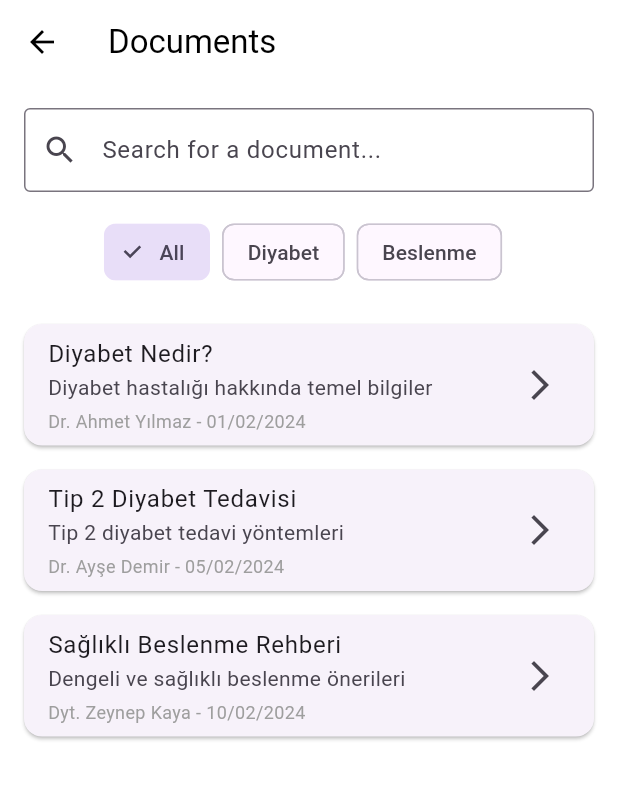
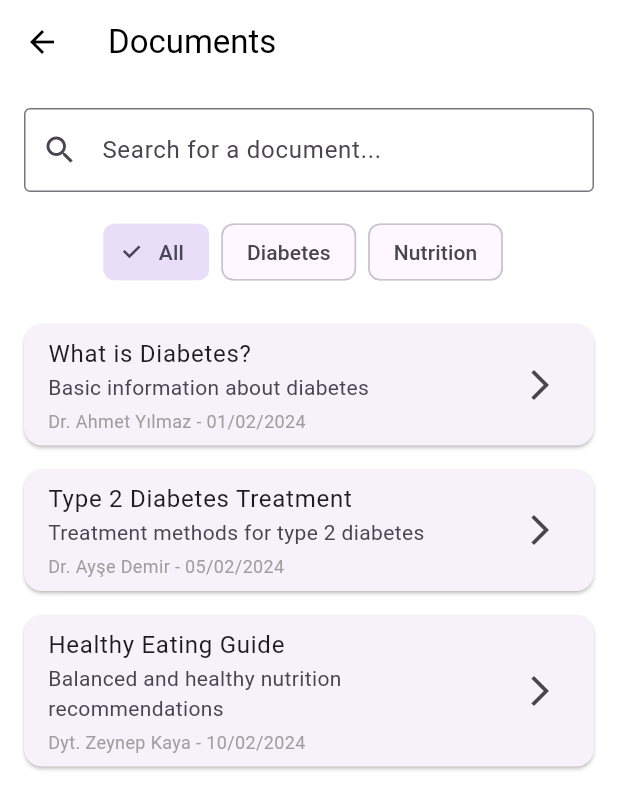
Before and after one commit to ardamertdedeoglu/DoctorX, a Flutter app: the DocumentsPage screen opened directly, on a phone screen of 412 x 824 dp. Shown: the top 809 px of the screen. Run offline on Flutter 3.47's test engine with Material 3 defaults, Android fonts, the phone set to English and light mode, and no system bars; our stand-ins replace cached_network_image, cloud_firestore, firebase_auth, firebase_core, firebase_storage, image_picker and 1 more; missing offline and left inert: syncfusion_flutter_pdfviewer; accounts and stored records are empty; generated files the repository leaves out were written again.

Commit message:
localisation all done.

```diff
--- a/lib/documents_page.dart
+++ b/lib/documents_page.dart
@@ -15,39 +15,54 @@ class DocumentsPage extends StatefulWidget {
 class _DocumentsPageState extends State<DocumentsPage> {
   String? _selectedCategory;
   final _searchController = TextEditingController();
+  List<DocumentModel>? _documents; // Nullable olarak tanımla
 
-  final List<DocumentModel> _documents = [
+  @override
+  void initState() {
+    super.initState();
+    _loadReadStatus();
+  }
+
+  @override
+  void didChangeDependencies() {
+    super.didChangeDependencies();
+    _initializeDocuments(); // Burada dokümanları initialize et
+  }
+
+  void _initializeDocuments() {
+    _selectedCategory = S.of(context).allReports;
+    _documents = [
       DocumentModel(
-      title: 'Diyabet Nedir?',
-      category: 'Diyabet',
-      summary: 'Diyabet hastalığı hakkında temel bilgiler',
-      content: 'Diyabet, vücudunuzun kan şekerini (glikoz) düzenleyen insülin hormonunu '
-          'yeterince üretemediği veya etkili kullanamadığı bir metabolizma hastalığıdır...',
+        title: S.of(context).documentTitle1,
+        category: S.of(context).diabetes,
+        summary: S.of(context).documentSummary1,
+        content: S.of(context).documentContent1,
         author: 'Dr. Ahmet Yılmaz',
         date: '01/02/2024',
       ),
       DocumentModel(
-      title: 'Tip 2 Diyabet Tedavisi',
-      category: 'Diyabet',
-      summary: 'Tip 2 diyabet tedavi yöntemleri',
-      content: 'Tip 2 diyabet tedavisinde beslenme düzeni, egzersiz ve gerekli durumlarda '
-          'ilaç tedavisi uygulanır...',
+        title: S.of(context).documentTitle2,
+        category: S.of(context).diabetes,
+        summary: S.of(context).documentSummary2,
+        content: S.of(context).documentContent2,
         author: 'Dr. Ayşe Demir',
         date: '05/02/2024',
       ),
       DocumentModel(
-      title: 'Sağlıklı Beslenme Rehberi',
-      category: 'Beslenme',
-      summary: 'Dengeli ve sağlıklı beslenme önerileri',
-      content: 'Sağlıklı beslenme, vücudumuzun ihtiyaç duyduğu tüm besin öğelerini '
-          'dengeli bir şekilde almayı gerektirir...',
+        title: S.of(context).documentTitle3,
+        category: S.of(context).documentCategory,
+        summary: S.of(context).documentSummary3,
+        content: S.of(context).documentContent3,
         author: 'Dyt. Zeynep Kaya',
         date: '10/02/2024',
       ),
     ];
+  }
 
   List<DocumentModel> get filteredDocuments {
-    return _documents.where((doc) {
+    if (_documents == null) return [];
+
+    return _documents!.where((doc) {
       final matchesCategory = _selectedCategory == S.of(context).allReports ||
                             doc.category == _selectedCategory;
       final matchesSearch = doc.title.toLowerCase()
@@ -94,17 +109,10 @@ class _DocumentsPageState extends State<DocumentsPage> {
     );
   }
 
-  @override
-  void initState() {
-    super.initState();
-    _selectedCategory = S.of(context).allReports;
-    _loadReadStatus();
-  }
-
   Future<void> _loadReadStatus() async {
     final prefs = await SharedPreferences.getInstance();
     setState(() {
-      for (var doc in _documents) {
+      for (var doc in _documents!) {
         doc.isRead = prefs.getBool('doc_${doc.title}_read') ?? false;
       }
     });
@@ -113,7 +121,7 @@ class _DocumentsPageState extends State<DocumentsPage> {
   @override
   Widget build(BuildContext context) {
     final isDarkMode = context.watch<ThemeProvider>().isDarkMode;
-    final categories = [S.of(context).allReports, ..._documents.map((e) => e.category).toSet()];
+    final categories = [S.of(context).allReports, ..._documents!.map((e) => e.category).toSet()];
 
     return Scaffold(
       appBar: AppBar(
--- a/lib/l10n/intl_en.arb
+++ b/lib/l10n/intl_en.arb
@@ -228,5 +228,22 @@
   "reportsPageTitle": "My Reports",
   "searchReports": "Search for a report or a doctor...",
   "openPdfViewer": "View",
-  "searchDocuments": "Search for a document..."
+  "searchDocuments": "Search for a document...",
+  "reportsDepartment1": "Internal Medicine",
+  "reportsTitle2": "MRI Results",
+  "reportsDepartment2": "Cardiology",
+  "reportsTitle3": "X-Ray of Lungs Results",
+  "reportsDepartment3": "Pulmonology",
+  "reportsTitle4": "MR Scan Results",
+  "reportsDepartment4": "Neurology",
+  "documentTitle1": "What is Diabetes?",
+  "documentSummary1": "Basic information about diabetes",
+  "documentContent1": "Diabetes is a chronic disease that occurs when the pancreas does not produce enough insulin or when the body cannot effectively use the insulin it produces. Insulin is a hormone that regulates blood sugar. Hyperglycemia, or high blood sugar, is a common effect of uncontrolled diabetes and over time leads to serious damage to many of the body's systems, especially the nerves and blood vessels.",
+  "documentTitle2": "Type 2 Diabetes Treatment",
+  "documentSummary2": "Treatment methods for type 2 diabetes",
+  "documentContent2": "The main goal of type 2 diabetes treatment is to maintain blood sugar levels within the normal range. Treatment methods include lifestyle changes, oral medications, and insulin therapy. The treatment plan is determined by the doctor according to the patient's blood sugar level, age, and other health problems.",
+  "documentTitle3": "Healthy Eating Guide",
+  "documentCategory": "Nutrition",
+  "documentSummary3": "Balanced and healthy nutrition recommendations",
+  "documentContent3": "Healthy nutrition requires taking in all the nutrients our body needs in a balanced way..."
 }
--- a/lib/main.dart
+++ b/lib/main.dart
@@ -2162,7 +2162,8 @@ Widget _buildQuickActionButton({
                   wallet.availableBalance -= price;
                   await prefs.setString('wallet_data', jsonEncode(wallet.toJson()));
 
-                  _createAppointment(package, selectedDateTime, hospital ?? HospitalService.hospitals[0], doctor ?? HospitalService.hospitals[0].departments[0].doctors[0]);
+                  final hospitalService = HospitalService(context);
+                  _createAppointment(package, selectedDateTime, hospital ?? hospitalService.hospitals[0], doctor ?? hospitalService.hospitals[0].departments[0].doctors[0]);
                   Navigator.pop(context);
                 },
                 style: ElevatedButton.styleFrom(
@@ -2270,7 +2271,8 @@ void _showRegularPaymentDialog(PackageItem package, DateTime selectedDateTime, d
             if (cardNumberController.text.length >= 16 &&
                 expiryController.text.length >= 4 &&
                 cvvController.text.length >= 3) {
-          _createAppointment(package, selectedDateTime, hospital ?? HospitalService.hospitals[0], doctor ?? HospitalService.hospitals[0].departments[0].doctors[0]);
+          final hospitalService = HospitalService(context);
+          _createAppointment(package, selectedDateTime, hospital ?? hospitalService.hospitals[0], doctor ?? hospitalService.hospitals[0].departments[0].doctors[0]);
               Navigator.pop(context);
             } else {
               ScaffoldMessenger.of(context).showSnackBar(
```
Also changed, not shown: lib/components/hospital_selector.dart (+70 -40 lines), lib/home_page.dart (+24 -10 lines), lib/l10n/intl_tr_TR.arb (+19 -2 lines), lib/models/hospital_model.dart (+25 -1 lines), lib/reports_page.dart (+7 -7 lines), lib/services/hospital_service.dart (+24 -3 lines), lib/generated/intl/messages_en.dart, lib/generated/intl/messages_tr.dart, lib/generated/l10n.dart. Lines whose indentation alone changed are shown as unchanged.
